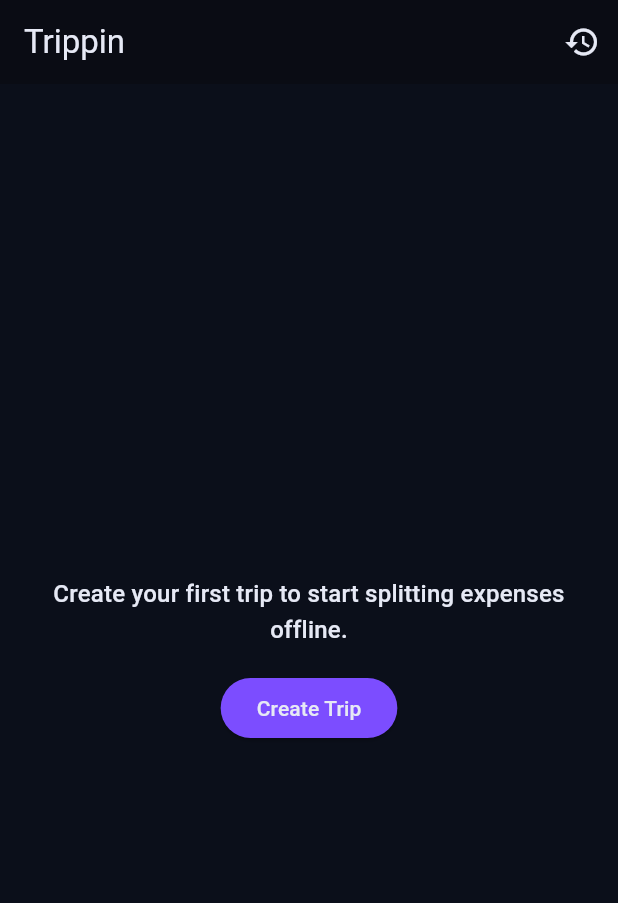
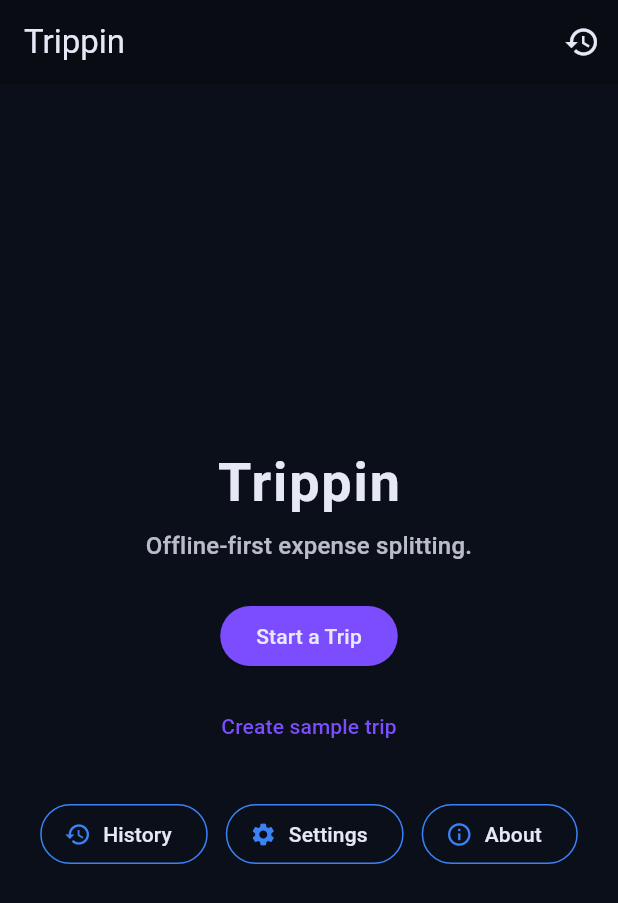
Before and after one commit to R4f4y04/trippin, a Flutter app: the screen it shows after launch, on a phone screen of 412 x 824 dp. Shown: the top 903 px of the screen. Run offline on Flutter 3.47's test engine with Material 3 defaults, Android fonts, the phone set to English and light mode, and no system bars; our stand-ins replace flutter_riverpod, hive, hive_flutter; accounts and stored records are empty.

Commit message:
added home screen

```diff
--- a/lib/core/riverpod/trip_provider.dart
+++ b/lib/core/riverpod/trip_provider.dart
@@ -27,6 +27,12 @@ class TripController extends AsyncNotifier<Trip?> {
     state = AsyncData(trip);
   }
 
+  Future<void> createSampleTrip() async {
+    state = const AsyncLoading();
+    await _storage.createSampleTrip();
+    state = AsyncData(await _storage.getActiveTrip());
+  }
+
   Future<void> refresh() async {
     state = const AsyncLoading();
     state = AsyncData(await _storage.getActiveTrip());
--- /dev/null
+++ b/lib/features/home/empty_home_screen.dart
@@ -0,0 +1,109 @@
+import 'package:flutter/material.dart';
+
+import '../../ui_components/primary_button.dart';
+
+class EmptyHomeScreen extends StatelessWidget {
+  final VoidCallback onStartTrip;
+  final VoidCallback onOpenHistory;
+  final VoidCallback onOpenSettings;
+  final VoidCallback onOpenAbout;
+  final VoidCallback onCreateSampleTrip;
+
+  const EmptyHomeScreen({
+    super.key,
+    required this.onStartTrip,
+    required this.onOpenHistory,
+    required this.onOpenSettings,
+    required this.onOpenAbout,
+    required this.onCreateSampleTrip,
+  });
+
+  @override
+  Widget build(BuildContext context) {
+    final textTheme = Theme.of(context).textTheme;
+    final colorScheme = Theme.of(context).colorScheme;
+
+    return Center(
+      child: Padding(
+        padding: const EdgeInsets.symmetric(horizontal: 24),
+        child: Column(
+          mainAxisSize: MainAxisSize.min,
+          children: [
+            Text(
+              'Trippin',
+              style: textTheme.displaySmall?.copyWith(
+                fontWeight: FontWeight.bold,
+                letterSpacing: 1.2,
+              ),
+            ),
+            const SizedBox(height: 8),
+            Text(
+              'Offline-first expense splitting.',
+              textAlign: TextAlign.center,
+              style: textTheme.titleMedium?.copyWith(
+                color: colorScheme.onSurface.withOpacity(0.8),
+              ),
+            ),
+            const SizedBox(height: 24),
+            PrimaryButton(label: 'Start a Trip', onPressed: onStartTrip),
+            const SizedBox(height: 12),
+            TextButton(
+              onPressed: onCreateSampleTrip,
+              child: const Text('Create sample trip'),
+            ),
+            const SizedBox(height: 24),
+            Wrap(
+              spacing: 12,
+              runSpacing: 12,
+              alignment: WrapAlignment.center,
+              children: [
+                _ActionPill(
+                  label: 'History',
+                  icon: Icons.history,
+                  onPressed: onOpenHistory,
+                ),
+                _ActionPill(
+                  label: 'Settings',
+                  icon: Icons.settings,
+                  onPressed: onOpenSettings,
+                ),
+                _ActionPill(
+                  label: 'About',
+                  icon: Icons.info_outline,
+                  onPressed: onOpenAbout,
+                ),
+              ],
+            ),
+          ],
+        ),
+      ),
+    );
+  }
+}
+
+class _ActionPill extends StatelessWidget {
+  final String label;
+  final IconData icon;
+  final VoidCallback onPressed;
+
+  const _ActionPill({
+    required this.label,
+    required this.icon,
+    required this.onPressed,
+  });
+
+  @override
+  Widget build(BuildContext context) {
+    final colorScheme = Theme.of(context).colorScheme;
+    return OutlinedButton.icon(
+      onPressed: onPressed,
+      icon: Icon(icon, size: 18, color: colorScheme.secondary),
+      label: Text(label),
+      style: OutlinedButton.styleFrom(
+        foregroundColor: colorScheme.onSurface,
+        side: BorderSide(color: colorScheme.secondary),
+        shape: const StadiumBorder(),
+      ),
+    );
+  }
+}
--- a/lib/features/home/home_screen.dart
+++ b/lib/features/home/home_screen.dart
@@ -9,7 +9,10 @@ import '../../core/riverpod/expenses_provider.dart';
 import '../../core/riverpod/members_provider.dart';
 import '../../core/riverpod/trip_provider.dart';
 import '../../ui_components/primary_button.dart';
+import '../about/about_screen.dart';
+import '../home/empty_home_screen.dart';
 import '../history/trip_history_screen.dart';
+import '../settings/settings_screen.dart';
 
 class HomeScreen extends ConsumerStatefulWidget {
   const HomeScreen({super.key});
@@ -73,7 +76,13 @@ class _HomeScreenState extends ConsumerState<HomeScreen> {
         ),
         data: (trip) {
           if (trip == null) {
-            return _EmptyTripState(onCreateTrip: _showCreateTripDialog);
+            return EmptyHomeScreen(
+              onStartTrip: _showCreateTripDialog,
+              onOpenHistory: _openTripHistory,
+              onOpenSettings: _openSettings,
+              onOpenAbout: _openAbout,
+              onCreateSampleTrip: _createSampleTrip,
+            );
           }
 
           final memberMap = {
@@ -366,6 +375,25 @@ class _HomeScreenState extends ConsumerState<HomeScreen> {
     Navigator.of(context).push(
       MaterialPageRoute(builder: (_) => const TripHistoryScreen()),
     );
+  }
+
+  void _openSettings() {
+    Navigator.of(context).push(
+      MaterialPageRoute(builder: (_) => const SettingsScreen()),
+    );
+  }
+
+  void _openAbout() {
+    Navigator.of(context).push(
+      MaterialPageRoute(builder: (_) => const AboutScreen()),
+    );
+  }
+
+  Future<void> _createSampleTrip() async {
+    await ref.read(tripControllerProvider.notifier).createSampleTrip();
+    await ref.read(membersControllerProvider.notifier).refresh();
+    await ref.read(expensesControllerProvider.notifier).refresh();
+    _showSnack('Sample trip created');
   }
 
   Future<void> _confirmCloseTrip(Trip trip) async {
@@ -776,33 +804,6 @@ class _BalancesList extends StatelessWidget {
   }
 }
 
-class _EmptyTripState extends StatelessWidget {
-  final VoidCallback onCreateTrip;
-
-  const _EmptyTripState({required this.onCreateTrip});
-
-  @override
-  Widget build(BuildContext context) {
-    return Center(
-      child: Padding(
-        padding: const EdgeInsets.all(24),
-        child: Column(
-          mainAxisSize: MainAxisSize.min,
-          children: [
-            Text(
-              'Create your first trip to start splitting expenses offline.',
-              textAlign: TextAlign.center,
-              style: Theme.of(context).textTheme.titleMedium,
-            ),
-            const SizedBox(height: 16),
-            PrimaryButton(label: 'Create Trip', onPressed: onCreateTrip),
-          ],
-        ),
-      ),
-    );
-  }
-}
-
 class _ErrorState extends StatelessWidget {
   final String message;
   final VoidCallback onRetry;
```
Also changed, not shown: lib/core/services/storage_service.dart (+54 -0 lines), lib/features/about/about_screen.dart (added, +35 -0 lines), lib/features/settings/settings_screen.dart (added, +38 -0 lines), 1 other file.
